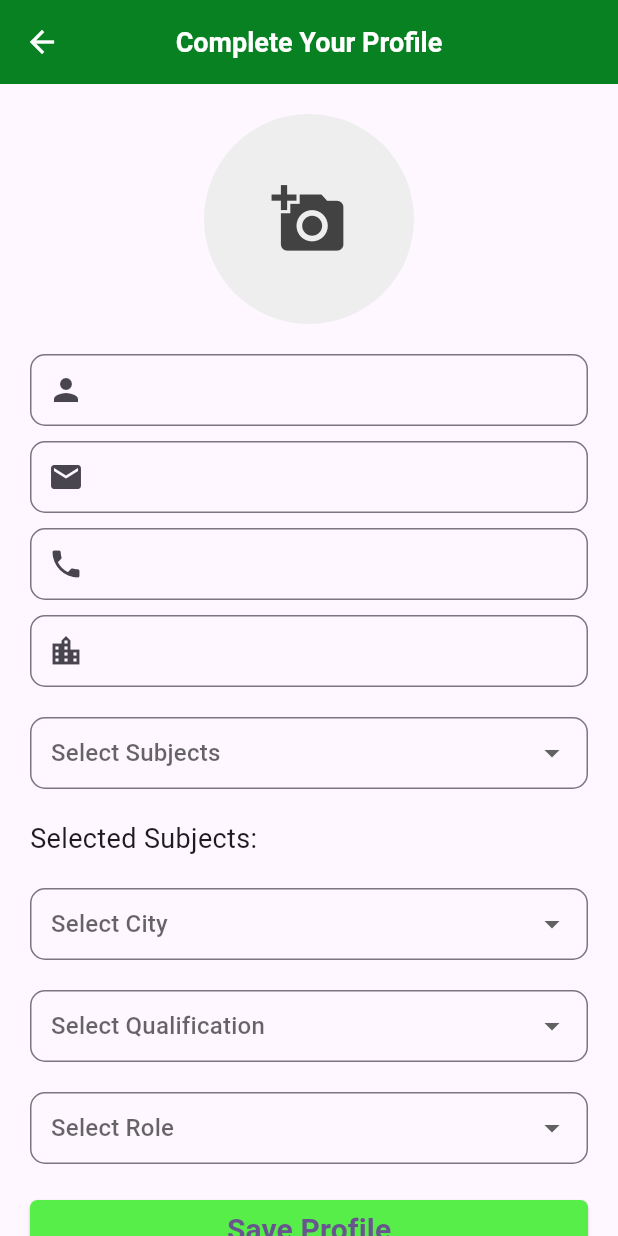
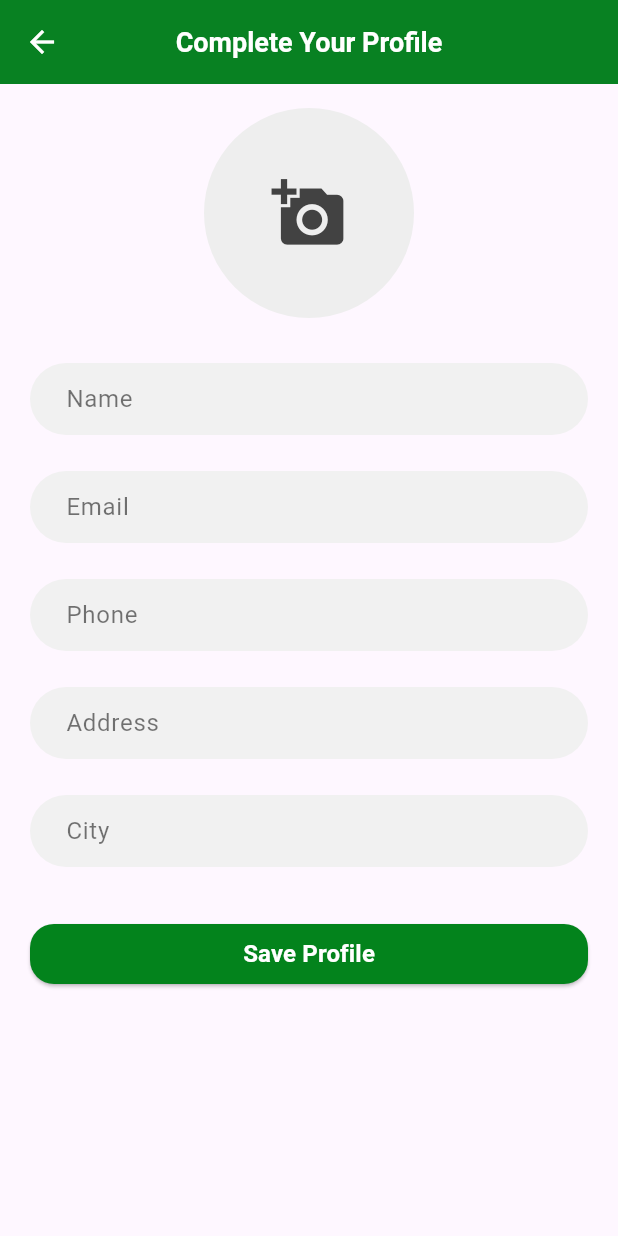
Before and after one commit to suhailthakrani/home_tutor, a Flutter app: the SProfileScreen screen opened by its route, after a tap on "Save Profile", on a phone screen of 412 x 824 dp. Run offline on Flutter 3.47's test engine with Material 3 defaults, Android fonts, the phone set to English and light mode, and no system bars; our stand-ins replace awesome_dialog, cloud_firestore, connectivity_plus, firebase_auth, firebase_core, firebase_storage and 6 more; missing offline and left inert: flutter_phone_direct_caller, mask_input_formatter; accounts and stored records are empty.

Commit message:
Resolved Minor Issues and Implemented some changes

```diff
--- a/lib/controllers/student/s_home_screen_controller.dart
+++ b/lib/controllers/student/s_home_screen_controller.dart
@@ -11,8 +11,6 @@ class SHomeScreenController extends GetxController {
 
   @override
   Future<void> onReady() async {
-    List<TeacherModel> teacherModel = await StudentsService().getFavTeachers();
-    print("object--------------${teacherModel.map((e) => e.toJson()).toList()}");
     super.onReady();
   }
 
--- a/lib/controllers/student/s_profile_screen_controller.dart
+++ b/lib/controllers/student/s_profile_screen_controller.dart
@@ -6,31 +6,58 @@ import 'package:firebase_auth/firebase_auth.dart';
 import 'package:firebase_storage/firebase_storage.dart';
 import 'package:flutter/material.dart';
 import 'package:get/get.dart';
+import 'package:home_tutor/services/students_service.dart';
+import 'package:home_tutor/utils/dropdown_controller.dart';
+import 'package:home_tutor/utils/text_field_manager.dart';
+import 'package:home_tutor/views/widgets/general_dropdown.dart';
 import 'package:image_picker/image_picker.dart';
 
+import '../../models/student_model.dart';
+
 class SProfileScreenController extends GetxController {
+
+  Rx<StudentModel> studentModel = Rx(StudentModel.empty());
 
    final FirebaseAuth auth = FirebaseAuth.instance;
   final FirebaseFirestore firestore = FirebaseFirestore.instance;
   final FirebaseStorage storage = FirebaseStorage.instance;
 
-  final TextEditingController nameController = TextEditingController();
-  final TextEditingController emailController = TextEditingController();
-  final TextEditingController phoneController = TextEditingController();
-  final TextEditingController addressController = TextEditingController();
+  TextFieldManager nameController = TextFieldManager('Name');
+  TextFieldManager emailController = TextFieldManager('Email');
+  TextFieldManager phoneController = TextFieldManager('Phone');
+  TextFieldManager addressController = TextFieldManager('Address');
+  TextFieldManager cityController = TextFieldManager('City');
+  TextFieldManager qualificationController = TextFieldManager('Qualification');
+
 
   final String selectedSubject = '';
   String selectedCity = '';
   String selectedQualification = '';
   String role = '';
   File? image;
-  String? imageUrl;
   final picker = ImagePicker();
+
+
+  @override
+  void onReady() async {
+    studentModel.value = await StudentsService().getCurrentUserDocument();
+    await populateData();
+    super.onReady();
+  }
+
+
+  Future<void> populateData() async{
+    nameController.controller.text = studentModel.value.name;
+    emailController.controller.text = studentModel.value.email;
+    phoneController.controller.text = studentModel.value.phone;
+    addressController.controller.text = studentModel.value.address;
+    addressController.controller.text = studentModel.value.address;
+    cityController.controller.text = studentModel.value.city;
+  }
 
 
   Future getImage() async {
     final pickedFile = await picker.pickImage(source: ImageSource.gallery);
-
     if (pickedFile != null) {
         image = File(pickedFile.path);
     }
@@ -86,11 +113,11 @@ class SProfileScreenController extends GetxController {
     if (userData.isEmpty) {
       return;
     }
-    imageUrl = userData["imageUrl"]??'';
-    nameController.text = userData["name"]??'';
-    emailController.text = userData["email"]??'';
-    phoneController.text = userData["phone"]??'';
-    addressController.text = userData["address"]??'';
+    // imageUrl = userData["imageUrl"]??'';
+    nameController.controller.text = userData["name"]??'';
+    emailController.controller.text = userData["email"]??'';
+    phoneController.controller.text = userData["phone"]??'';
+    addressController.controller.text = userData["address"]??'';
     selectedSubjects = List<String>.from(userData["subjects"]??[]);
     selectedCity = userData["selectedCity"];
     selectedQualification = userData["selectedQualification"]??'';
--- a/lib/controllers/student/s_tutor_details_screen_controller.dart
+++ b/lib/controllers/student/s_tutor_details_screen_controller.dart
@@ -7,7 +7,7 @@ class STeacherDetailsScreenController extends GetxController {
 
   @override
   void onReady() {
-    teacherModel = Get.arguments??TeacherModel.empty();
+    teacherModel.value = Get.arguments??TeacherModel.empty();
     super.onReady();
   }
   //
--- a/lib/models/teacher_model.dart
+++ b/lib/models/teacher_model.dart
@@ -52,7 +52,7 @@ class TeacherModel {
       'specialty': specialty,
       'experience':experience,
       'teachingStyle':teachingStyle,
-      'rating': rating,
+      'rating': rating.toDouble(),
       'subject': subjects,
     };
   }
@@ -69,7 +69,7 @@ class TeacherModel {
     specialty = json['specialty']??'',
     experience = json['experience']??'',
     teachingStyle = json['teachingStyle']??'',
-    rating = json['rating']??0.0,
+    rating = (json['rating']??0.0).toDouble(),
     subjects = List<String>.from(json['subjects']??[]);
 
   @override
--- a/lib/services/students_service.dart
+++ b/lib/services/students_service.dart
@@ -2,6 +2,7 @@ import 'dart:developer';
 
 import 'package:cloud_firestore/cloud_firestore.dart';
 import 'package:firebase_auth/firebase_auth.dart';
+import 'package:home_tutor/models/student_model.dart';
 
 import '../models/teacher_model.dart';
 
@@ -37,10 +38,13 @@ class StudentsService {
   }
 
   Future<List<TeacherModel>> getFavTeachers() async {
+    print("object");
     try {
       QuerySnapshot<Map<String, dynamic>> favourites = await FirebaseFirestore.instance.collection('requests').where('studentId', isEqualTo: FirebaseAuth.instance.currentUser!.uid).get();
       List<QueryDocumentSnapshot<Map<String, dynamic>>> favDocs = favourites.docs??[];
       List<Map<String, dynamic>> requests =  favDocs.map((e) => e.data()).toList()??[];
+      log("================${requests}");
+      print("================${requests}");
       List<TeacherModel> favTeachers = [];
       for(Map<String, dynamic> request in requests){
         DocumentSnapshot<Map<String, dynamic>> querySnapshot = await FirebaseFirestore.instance.collection('teachers').doc(request['teacherId']??'').get();
@@ -52,4 +56,37 @@ class StudentsService {
       return [];
     }
   }
+
+
+  Future<StudentModel> getCurrentUserDocument() async {
+    StudentModel studentModel = StudentModel.empty();
+    User? user = FirebaseAuth.instance.currentUser;
+
+    if (user != null) {
+      // User is signed in
+      String uid = user.uid;
+
+      // Reference to the "students" collection
+      CollectionReference studentsCollection = FirebaseFirestore.instance.collection('students');
+
+      try {
+        // Get the document with the user's UID
+        DocumentSnapshot documentSnapshot = await studentsCollection.doc(uid).get();
+
+        if (documentSnapshot.exists) {
+          // Document exists, you can access its data
+          Map<String, dynamic> userData = documentSnapshot.data() as Map<String, dynamic>;
+          studentModel = StudentModel.fromJson(userData);
+        } else {
+          print('Document does not exist');
+        }
+      } catch (e) {
+        print('Error getting user document: $e');
+      }
+    } else {
+      // No user is signed in
+      print('No user signed in');
+    }
+    return studentModel;
+  }
 }
--- a/lib/services/users_services.dart
+++ b/lib/services/users_services.dart
@@ -17,6 +17,7 @@ class UserService {
         email: teacherModel.email,
         password: teacherModel.password,
       );
+      log("-------------------------------${userCredential}");
 
 
       User? user = userCredential.user;
@@ -29,8 +30,8 @@ class UserService {
         return 'OTHER';
       }
 
-    } catch (e) {
-      print('Error during registration: $e');
+    } catch (e, Stacktrace) {
+      print('Error during registration: $e ${Stacktrace}');
       return '${e.toString()}';
     }
   }
--- a/lib/utils/constants.dart
+++ b/lib/utils/constants.dart
@@ -11,7 +11,6 @@ const String kSignInScreenRoute = "/SIGN_IN_SCREEN";
 
 const String kTeacherSignUpScreenRoute = "/TEACHER_SIGN_UP_SCREEN";
 const String kTMainScreenRoute = "/TMainScreenRoute";
-const String kTeacherHomeScreenRoute = "/TEACHER_HOME_SCREEN";
 const String kTStudentsHomeScreenRoute = "/kTStudentsHomeScreenRoute";
 const String kTAccountScreenRoute = '/TAccountScreenRoute';
 const String kTHomeScreenRoute = '/THomeScreenRoute';
@@ -21,7 +20,6 @@ const String kTTutorsListScreenRoute = '/TTutorsListScreenRoute';
 
 const String kStudentSignUpScreenRoute = "/STUDENT_SIGN_UP_SCREEN";
 const String kSMainScreenRoute = "/SMainScreenRoute";
-const String kStudentHomeScreenRoute = "/StudentHomeScreenRoute";
 const String kSAccountScreenRoute = '/SAccountScreenRoute';
 const String kSHomeScreenRoute = '/SHomeScreenRoute';
 const String kSProfileScreenRoute = '/SProfileScreenRoute';
--- a/lib/views/student/s_home_screen.dart
+++ b/lib/views/student/s_home_screen.dart
@@ -197,6 +197,7 @@ class StudentHomeScreen extends GetView<SHomeScreenController> {
                 builder: (context, snapshot) {
                   List<TeacherModel> teachers = snapshot.data ?? [];
                   if (snapshot.hasError) {
+                    print("--------${snapshot.error}");
                     return Container(height: 140);
                   }
                   if (snapshot.hasData && snapshot.data != null) {
--- a/lib/views/student/s_profile_screen.dart
+++ b/lib/views/student/s_profile_screen.dart
@@ -1,6 +1,7 @@
 import 'package:flutter/material.dart';
 import 'package:get/get.dart';
 import 'package:home_tutor/utils/app_colors.dart';
+import 'package:home_tutor/views/widgets/general_text_field.dart';
 
 import '../../controllers/student/s_profile_screen_controller.dart';
 
@@ -34,19 +35,33 @@ class SProfileScreen extends GetView<SProfileScreenController> {
           elevation: 1,
         ),
         body: SingleChildScrollView(
-          padding: const EdgeInsets.all(20.0),
           child: Column(
             crossAxisAlignment: CrossAxisAlignment.stretch,
             children: [
+              const SizedBox(height: 16),
               GestureDetector(
                 onTap: controller.getImage,
-                child: (controller.image != null || controller.imageUrl != null)
-                    ? CircleAvatar(
-                        radius: 70,
-                        backgroundImage: (controller.imageUrl != null)
-                            ? NetworkImage(controller.imageUrl!)
-                                as ImageProvider
-                            : FileImage(controller.image!),
+                child: controller.studentModel.value.profile.isNotEmpty
+                    ? Center(
+                        child: CircleAvatar(
+                          radius: 90,
+                          child: ClipOval(
+                            // borderRadius: BorderRadius.circular(50),
+                            child: Image.network(
+                              controller.studentModel.value.profile,
+                              height: 180,
+                              width: 180,
+                              fit: BoxFit.cover,
+                              errorBuilder: (context, error, stackTrace) {
+                                return Image.asset(
+                                  'assets/images/reading.png',
+                                  height: 140,
+                                  width: 140,
+                                );
+                              },
+                            ),
+                          ),
+                        ),
                       )
                     : Container(
                         height: 140,
@@ -62,183 +77,56 @@ class SProfileScreen extends GetView<SProfileScreenController> {
                         ),
                       ),
               ),
+              const SizedBox(height: 20.0),
+              GeneralTextField(
+                tfManager: controller.nameController,
+                isObscure: RxBool(false),
+              ),
 
-              const SizedBox(height: 20.0),
-              TextFormField(
-                controller: controller.nameController,
-                decoration: InputDecoration(
-                  prefixIcon: const Icon(Icons.person),
-                  contentPadding: const EdgeInsets.all(10),
-                  border: OutlineInputBorder(
-                    borderRadius: BorderRadius.circular(10),
+              GeneralTextField(
+                tfManager: controller.emailController,
+                readOnly: true,
+                isObscure: RxBool(false),
               ),
+              GeneralTextField(
+                tfManager: controller.phoneController,
+                isObscure: RxBool(false),
               ),
+              GeneralTextField(
+                tfManager: controller.addressController,
+                isObscure: RxBool(false),
               ),
-              const SizedBox(height: 10),
-              TextField(
-                controller: controller.emailController,
-                decoration: InputDecoration(
-                  prefixIcon: const Icon(Icons.email),
-                  contentPadding: const EdgeInsets.all(10),
-                  border: OutlineInputBorder(
-                    borderRadius: BorderRadius.circular(10),
-                  ),
-                ),
-              ),
-              const SizedBox(height: 10),
-              TextField(
-                controller: controller.phoneController,
-                decoration: InputDecoration(
-                    prefixIcon: const Icon(Icons.phone),
-                    contentPadding: const EdgeInsets.all(10),
-                    border: OutlineInputBorder(
-                        borderRadius: BorderRadius.circular(10))),
-              ),
-              const SizedBox(height: 10),
-              TextField(
-                controller: controller.addressController,
-                decoration: InputDecoration(
-                    prefixIcon: const Icon(Icons.location_city_outlined),
-                    contentPadding: const EdgeInsets.all(10),
-                    border: OutlineInputBorder(
-                        borderRadius: BorderRadius.circular(10))),
+              GeneralTextField(
+                tfManager: controller.cityController,
+                isObscure: RxBool(false),
               ),
               const SizedBox(height: 20.0),
-              DropdownButtonFormField(
-                decoration: InputDecoration(
-                    contentPadding: const EdgeInsets.all(10),
-                    border: OutlineInputBorder(
-                        borderRadius: BorderRadius.circular(10))),
-                items: controller.subjectsList.map((String subject) {
-                  return DropdownMenuItem<String>(
-                    value: subject,
-                    child: Text(subject),
-                  );
-                }).toList(),
-                onChanged: (String? value) {
-                  if (value != null) {
-                    controller.selectedSubjects.add(value);
-                  }
-                },
-                hint: const Text('Select Subjects'),
-                isExpanded: true,
-                value: controller.selectedSubjects.isNotEmpty
-                    ? controller.selectedSubjects.last
-                    : null,
-              ),
-              const SizedBox(height: 20.0),
-              const Text(
-                'Selected Subjects:',
-                style: TextStyle(fontSize: 18.0),
-              ),
-              Wrap(
-                children: controller.selectedSubjects
-                    .map((subject) => Chip(
-                          label: Text(subject),
-                          onDeleted: () {
-                            controller.selectedSubjects.remove(subject);
-                          },
-                        ))
-                    .toList(),
-              ),
-              const SizedBox(height: 20.0),
-              DropdownButtonFormField<String>(
-                decoration: InputDecoration(
-                    contentPadding: const EdgeInsets.all(10),
-                    border: OutlineInputBorder(
-                        borderRadius: BorderRadius.circular(10))),
-                value: controller.selectedCity.isNotEmpty
-                    ? controller.selectedCity
-                    : null,
-                hint: const Text('Select City'),
-                onChanged: (String? newValue) {
-                  controller.selectedCity = newValue!;
-                },
-                items: <String>[
-                  ' Hyderabad',
-                  'Karachi',
-                  'jamshoro',
-
-                  // Add more cities as needed
-                ].map<DropdownMenuItem<String>>((String value) {
-                  return DropdownMenuItem<String>(
-                    value: value,
-                    child: Text(value),
-                  );
-                }).toList(),
-              ),
-              const SizedBox(height: 20.0),
-              DropdownButtonFormField<String>(
-                decoration: InputDecoration(
-                    contentPadding: const EdgeInsets.all(10),
-                    border: OutlineInputBorder(
-                        borderRadius: BorderRadius.circular(10))),
-                value: controller.selectedQualification.isNotEmpty
-                    ? controller.selectedQualification
-                    : null,
-                hint: const Text('Select Qualification'),
-                onChanged: (String? newValue) {
-                  controller.selectedQualification = newValue!;
-                },
-                items: <String>[
-                  'Bachelor\'s Degree',
-                  'Master\'s Degree',
-                  'PhD',
-                  'Diploma',
-                  'Matric',
-                  'Fsc',
-                  // Add more qualifications as needed
-                ].map<DropdownMenuItem<String>>((String value) {
-                  return DropdownMenuItem<String>(
-                    value: value,
-                    child: Text(value),
-                  );
-                }).toList(),
-              ),
-              const SizedBox(height: 20.0),
-              DropdownButtonFormField<String>(
-                decoration: InputDecoration(
-                    contentPadding: const EdgeInsets.all(10),
-                    border: OutlineInputBorder(
-                        borderRadius: BorderRadius.circular(10))),
-                value: controller.role.isNotEmpty ? controller.role : null,
-                hint: const Text('Select Role'),
-                onChanged: (String? newValue) {
-                  controller.role = newValue!;
-                },
-                items: <String>[
-                  "Teacher",
-                  "Student",
-                  // Add more qualifications as needed
-                ].map<DropdownMenuItem<String>>((String value) {
-                  return DropdownMenuItem<String>(
-                    value: value,
-                    child: Text(value),
-                  );
-                }).toList(),
-              ),
-              const SizedBox(height: 20.0),
-              ElevatedButton(
+              Padding(
+                padding: const EdgeInsets.symmetric(horizontal:20),
+                child: ElevatedButton(
                   onPressed: () async {
                     String imageUrl = await controller.uploadImage() ?? '';
                     if (imageUrl != '') {
-                    controller.saveProfileData(controller.imageUrl!);
+                      controller
+                          .saveProfileData(controller.studentModel.value.profile);
                     } else {
                       // Handle image upload error
                       print("Error uploading image");
                     }
                   },
                   style: ElevatedButton.styleFrom(
-                  backgroundColor: const Color(0xff58ee4a),
+                    backgroundColor: kPrimaryColor,
                     shape: RoundedRectangleBorder(
-                    borderRadius: BorderRadius.circular(5.0),
+                      borderRadius: BorderRadius.circular(16),
                     ),
                   ),
                   child: const Text(
                     'Save Profile',
                     style: TextStyle(
-                    fontSize: 20,
+                      fontSize: 16,
                       fontWeight: FontWeight.bold,
+                      color: kWhiteColor,
+                    ),
                   ),
                 ),
               ),
--- a/lib/views/student/s_tutors_list_screen.dart
+++ b/lib/views/student/s_tutors_list_screen.dart
@@ -15,6 +15,7 @@ class STutorsListScreen extends GetView<STutorsListScreenController> {
     return Scaffold(
       appBar: AppBar(
         backgroundColor: kPrimaryColor,
+        foregroundColor: kWhiteColor,
         centerTitle: true,
         title: const Text(
           "Your Favourite Tutors",
```
Also changed, not shown: lib/controllers/signin_screen_controller.dart (+3 -19 lines), lib/controllers/teacher/t_signup_screen_controller.dart (+26 -16 lines), lib/views/student/s_fav_tutors_screen.dart (+7 -5 lines), lib/views/student/s_tutor_details_screen.dart (+12 -8 lines), lib/views/teacher/teacher_singup_screen.dart (+5 -8 lines). Lines whose indentation alone changed are shown as unchanged.
